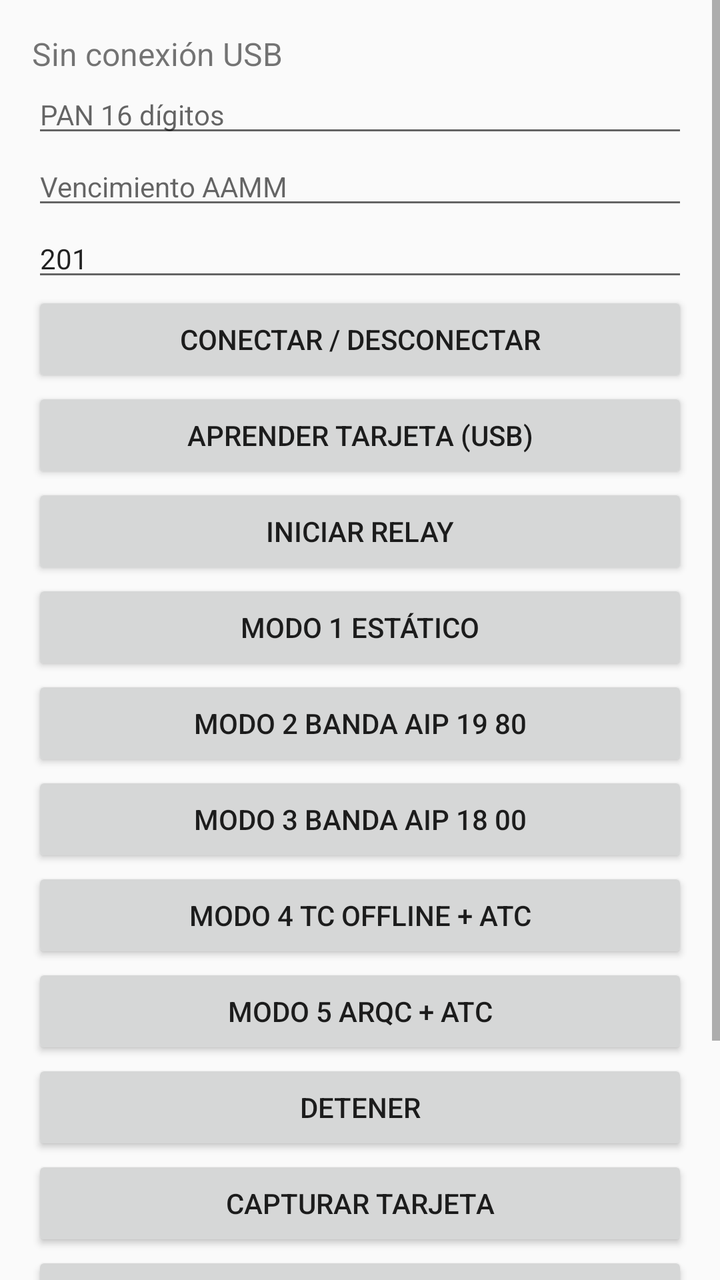
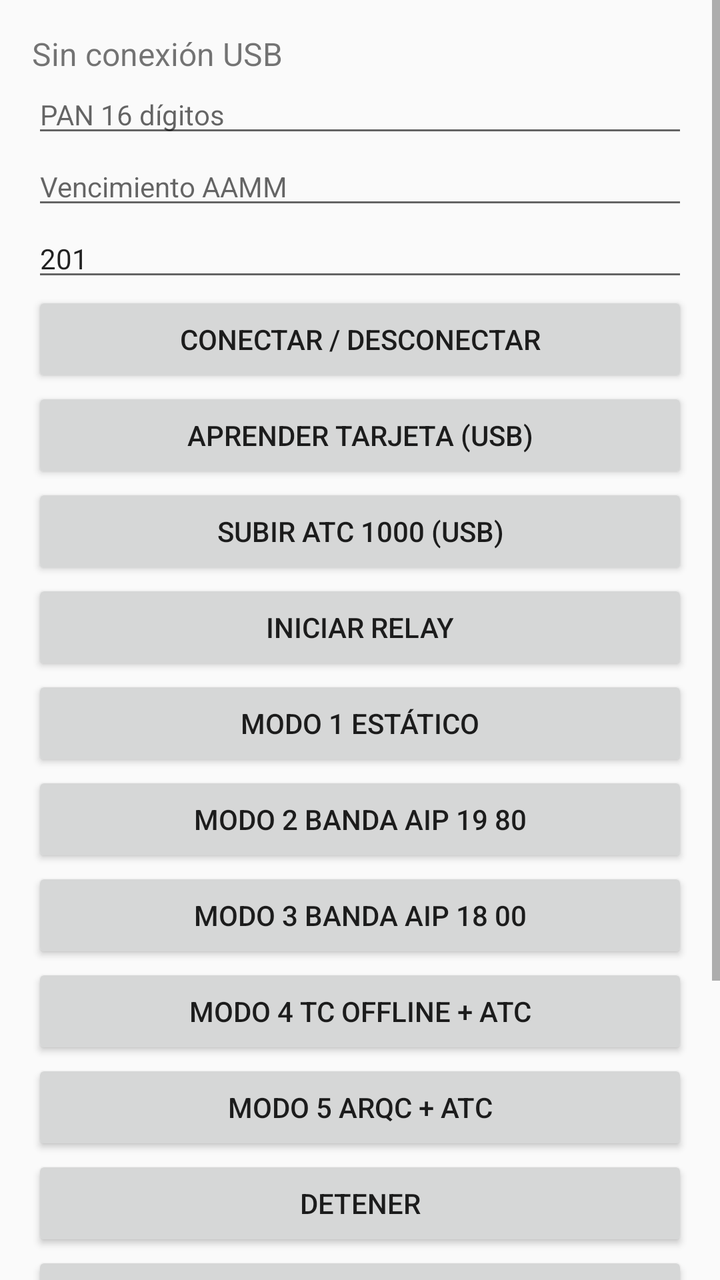

Before-and-after screenshots of an Android layout around one commit, followed by the original layout XML and the change that was made.
<!-- AndroidManifest.xml: application theme android:Theme.Material.Light.NoActionBar -->
<!-- res/layout/activity_main.xml -->
<?xml version="1.0" encoding="utf-8"?>
<ScrollView xmlns:android="http://schemas.android.com/apk/res/android"
    android:layout_width="match_parent"
    android:layout_height="match_parent">

    <LinearLayout
        android:layout_width="match_parent"
        android:layout_height="wrap_content"
        android:orientation="vertical"
        android:padding="16dp">

        <TextView
            android:id="@+id/status"
            android:layout_width="match_parent"
            android:layout_height="wrap_content"
            android:textSize="16sp"
            android:text="Sin conexión USB" />

        <EditText
            android:id="@+id/panText"
            android:layout_width="match_parent"
            android:layout_height="wrap_content"
            android:hint="PAN 16 dígitos"
            android:inputType="number"
            android:maxLength="16"
            android:textSize="14sp" />

        <EditText
            android:id="@+id/vencText"
            android:layout_width="match_parent"
            android:layout_height="wrap_content"
            android:hint="Vencimiento AAMM"
            android:inputType="number"
            android:maxLength="4"
            android:textSize="14sp" />

        <EditText
            android:id="@+id/servicioText"
            android:layout_width="match_parent"
            android:layout_height="wrap_content"
            android:hint="Servicio"
            android:inputType="number"
            android:maxLength="3"
            android:text="201"
            android:textSize="14sp" />

        <Button
            android:id="@+id/connectButton"
            android:layout_width="match_parent"
            android:layout_height="wrap_content"
            android:text="Conectar / Desconectar" />

        <Button
            android:id="@+id/aprenderButton"
            android:layout_width="match_parent"
            android:layout_height="wrap_content"
            android:text="Aprender tarjeta (USB)" />

        <Button
            android:id="@+id/relayButton"
            android:layout_width="match_parent"
            android:layout_height="wrap_content"
            android:text="Iniciar relay" />

        <Button
            android:id="@+id/estaticoButton"
            android:layout_width="match_parent"
            android:layout_height="wrap_content"
            android:text="Modo 1 estático" />

        <Button
            android:id="@+id/estatico2Button"
            android:layout_width="match_parent"
            android:layout_height="wrap_content"
            android:text="Modo 2 banda AIP 19 80" />

        <Button
            android:id="@+id/estatico3Button"
            android:layout_width="match_parent"
            android:layout_height="wrap_content"
            android:text="Modo 3 banda AIP 18 00" />

        <Button
            android:id="@+id/estatico4Button"
            android:layout_width="match_parent"
            android:layout_height="wrap_content"
            android:text="Modo 4 TC offline + ATC" />

        <Button
            android:id="@+id/estatico5Button"
            android:layout_width="match_parent"
            android:layout_height="wrap_content"
            android:text="Modo 5 ARQC + ATC" />

        <Button
            android:id="@+id/stopButton"
            android:layout_width="match_parent"
            android:layout_height="wrap_content"
            android:text="Detener" />

        <Button
            android:id="@+id/firmwareButton"
            android:layout_width="match_parent"
            android:layout_height="wrap_content"
            android:text="Capturar tarjeta" />

        <Button
            android:id="@+id/volcarButton"
            android:layout_width="match_parent"
            android:layout_height="wrap_content"
            android:text="Ver guardado" />

        <Button
            android:id="@+id/clearButton"
            android:layout_width="match_parent"
            android:layout_height="wrap_content"
            android:text="Limpiar registro" />

        <TextView
            android:id="@+id/cardInfo"
            android:layout_width="match_parent"
            android:layout_height="wrap_content"
            android:paddingTop="8dp"
            android:paddingBottom="8dp"
            android:textSize="14sp" />

        <TextView
            android:id="@+id/logText"
            android:layout_width="match_parent"
            android:layout_height="wrap_content"
            android:textSize="11sp"
            android:textIsSelectable="true" />

    </LinearLayout>
</ScrollView>
<!-- resources referenced by this layout -->
<resources>

</resources>

<!-- the commit's change to res/layout/activity_main.xml (unified diff, before → after) -->
@@ -55,6 +55,12 @@
             android:layout_width="match_parent"
             android:layout_height="wrap_content"
             android:text="Aprender tarjeta (USB)" />
+
+        <Button
+            android:id="@+id/subirAtcButton"
+            android:layout_width="match_parent"
+            android:layout_height="wrap_content"
+            android:text="Subir ATC 1000 (USB)" />
 
         <Button
             android:id="@+id/relayButton"
